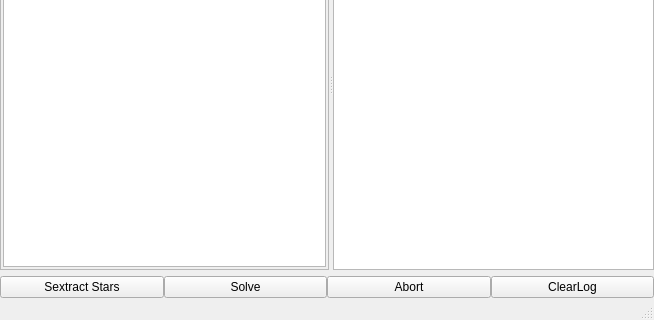
Old version of the form mainwindow.ui in the repository rlancaste/stellarsolver; both pictures show x 0 to 654 and y 150 to 470 of the 654 by 470 pixel window.
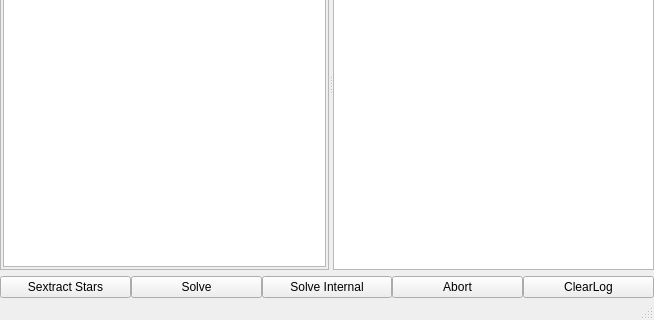
New version of the form.

Commit message: Big Step forward, astrometry.net solves internally

```diff
--- a/mainwindow.ui
+++ b/mainwindow.ui
@@ -199,6 +199,13 @@
         </property>
        </widget>
       </item>
+      <item>
+       <widget class="QPushButton" name="InnerSolve">
+        <property name="text">
+         <string>Solve Internal</string>
+        </property>
+       </widget>
+      </item>
       <item>
        <widget class="QPushButton" name="Abort">
         <property name="text">
```
The commit also changes 6 other files.
